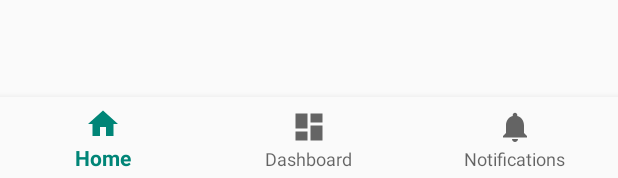
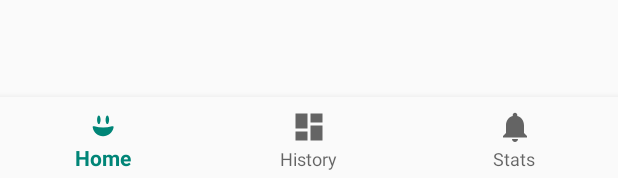
Before and after one commit to ImJoeYouKnow/potentie-FeelsBook, an Android app: the layout activity_main.xml on its own in the app's theme, with its tools: preview values and no code run, on a phone screen of 412 x 824 dp. Shown: the part 1055-1233 px from the top of the screen. Run offline under Robolectric (Android 15) with nearby library versions, the phone set to English and light mode, and no system bars.

Commit message:
Minor changes to nav

```diff
--- a/app/src/main/java/com/example/potentie_feelsbook/MainActivity.java
+++ b/app/src/main/java/com/example/potentie_feelsbook/MainActivity.java
@@ -20,11 +20,11 @@ public class MainActivity extends AppCompatActivity {
                 case R.id.navigation_home:
                     mTextMessage.setText(R.string.title_home);
                     return true;
-                case R.id.navigation_dashboard:
-                    mTextMessage.setText(R.string.title_dashboard);
+                case R.id.navigation_history:
+                    mTextMessage.setText(R.string.title_history);
                     return true;
-                case R.id.navigation_notifications:
-                    mTextMessage.setText(R.string.title_notifications);
+                case R.id.navigation_stats:
+                    mTextMessage.setText(R.string.title_stats);
                     return true;
             }
             return false;
--- /dev/null
+++ b/app/src/main/res/drawable/ic_smilewteethemoji.xml
@@ -0,0 +1,6 @@
+<vector android:height="24dp" android:viewportHeight="864"
+    android:viewportWidth="864" android:width="24dp" xmlns:android="http://schemas.android.com/apk/res/android">
+    <path android:fillColor="#603913" android:fillType="evenOdd" android:pathData="M511.02,246.76c12.665,-28.45 35.976,-28.843 48.699,-1.152c25.152,54.739 26.394,111.459 1.486,166.608c-13.429,29.734 -35.996,29.785 -50.428,0.848C490.771,372.946 485.952,303.067 511.02,246.76z"/>
+    <path android:fillColor="#603913" android:fillType="evenOdd" android:pathData="M307.02,246.76c12.665,-28.45 35.976,-28.843 48.699,-1.152c25.152,54.739 26.394,111.459 1.486,166.608c-13.429,29.734 -35.996,29.785 -50.428,0.848C286.771,372.946 281.952,303.067 307.02,246.76z"/>
+    <path android:fillColor="#603913" android:fillType="evenOdd" android:pathData="M430.325,725.78c-123.123,-4.038 -222.484,-87.362 -243.654,-204.324c-6.218,-34.358 3.314,-43.368 37.513,-34.02c140.925,38.525 281.767,38.431 422.724,0.211c35.005,-9.493 44.378,-0.071 37.344,36.484C661.295,643.435 552.554,729.789 430.325,725.78z"/>
+</vector>
--- a/app/src/main/res/menu/navigation.xml
+++ b/app/src/main/res/menu/navigation.xml
@@ -3,17 +3,17 @@
 
     <item
         android:id="@+id/navigation_home"
-        android:icon="@drawable/ic_home_black_24dp"
+        android:icon="@drawable/ic_smilewteethemoji"
         android:title="@string/title_home" />
 
     <item
-        android:id="@+id/navigation_dashboard"
+        android:id="@+id/navigation_history"
         android:icon="@drawable/ic_dashboard_black_24dp"
-        android:title="@string/title_dashboard" />
+        android:title="@string/title_history" />
 
     <item
-        android:id="@+id/navigation_notifications"
+        android:id="@+id/navigation_stats"
         android:icon="@drawable/ic_notifications_black_24dp"
-        android:title="@string/title_notifications" />
+        android:title="@string/title_stats" />
 
 </menu>
--- a/app/src/main/res/values/strings.xml
+++ b/app/src/main/res/values/strings.xml
@@ -1,6 +1,6 @@
 <resources>
     <string name="app_name">potentie-FeelsBook</string>
     <string name="title_home">Home</string>
-    <string name="title_dashboard">Dashboard</string>
-    <string name="title_notifications">Notifications</string>
+    <string name="title_history">History</string>
+    <string name="title_stats">Stats</string>
 </resources>
```
Also changed, not shown: 1 other file.
